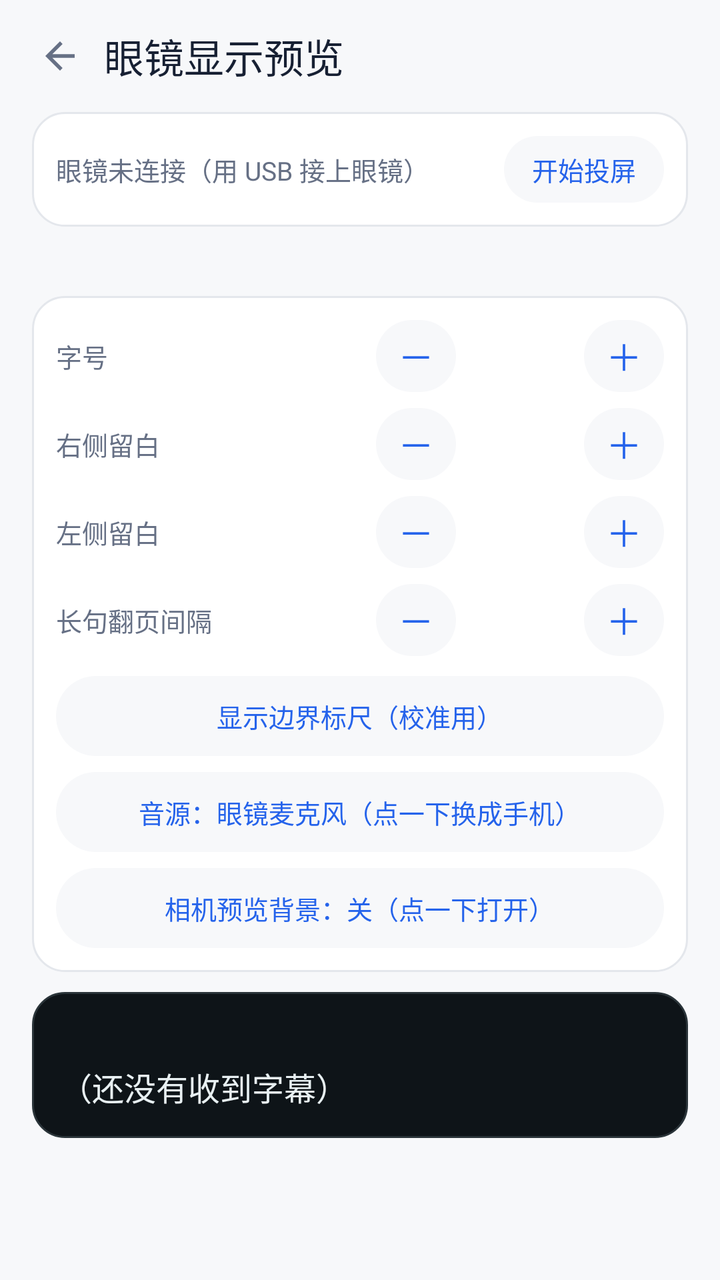
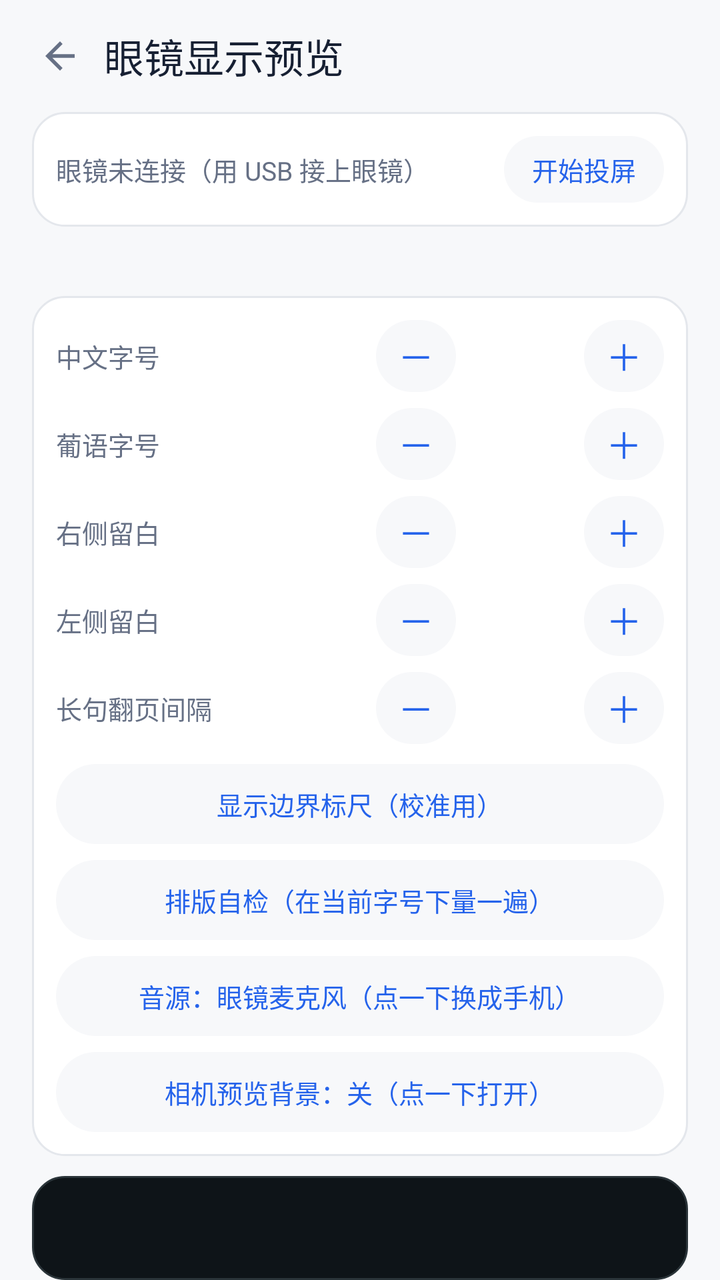

The first picture is an Android layout as it rendered before a commit; the second is the same layout after the commit. The layout source and the unified diff follow.
<!-- AndroidManifest.xml: application theme AppTheme -->
<!-- res/layout/overlay_glasses.xml -->
<?xml version="1.0" encoding="utf-8"?>
<LinearLayout xmlns:android="http://schemas.android.com/apk/res/android"
    android:layout_width="match_parent"
    android:layout_height="match_parent"
    android:background="@color/page"
    android:orientation="vertical">

    <LinearLayout
        android:layout_width="match_parent"
        android:layout_height="56dp"
        android:gravity="center_vertical"
        android:orientation="horizontal"
        android:paddingStart="8dp"
        android:paddingEnd="16dp">

        <ImageView
            android:id="@+id/glassesBack"
            android:layout_width="44dp"
            android:layout_height="44dp"
            android:background="@drawable/tap_icon_bare"
            android:clickable="true"
            android:contentDescription="@string/back"
            android:focusable="true"
            android:padding="11dp"
            android:src="@drawable/ic_back" />

        <TextView
            android:id="@+id/glassesTitle"
            android:layout_width="0dp"
            android:layout_height="wrap_content"
            android:layout_weight="1"
            android:fontFamily="sans-serif-medium"
            android:text="@string/glasses_preview_title"
            android:textColor="@color/ink"
            android:textSize="20sp" />
    </LinearLayout>

    
    <LinearLayout
        android:layout_width="match_parent"
        android:layout_height="wrap_content"
        android:layout_marginStart="16dp"
        android:layout_marginEnd="16dp"
        android:layout_marginBottom="10dp"
        android:background="@drawable/bg_card"
        android:gravity="center_vertical"
        android:orientation="horizontal"
        android:padding="12dp">

        <TextView
            android:id="@+id/glassesRealStatus"
            android:layout_width="0dp"
            android:layout_height="wrap_content"
            android:layout_weight="1"
            android:text="@string/glasses_real_idle"
            android:textColor="@color/ink_soft"
            android:textSize="13sp" />

        <TextView
            android:id="@+id/glassesRealToggle"
            android:layout_width="wrap_content"
            android:layout_height="wrap_content"
            android:background="@drawable/tap_pill"
            android:clickable="true"
            android:focusable="true"
            android:paddingStart="14dp"
            android:paddingTop="7dp"
            android:paddingEnd="14dp"
            android:paddingBottom="7dp"
            android:text="@string/glasses_real_cast"
            android:textColor="@color/brand"
            android:textSize="13sp" />
    </LinearLayout>

    
    <TextView
        android:id="@+id/glassesRealDiag"
        android:layout_width="match_parent"
        android:layout_height="wrap_content"
        android:layout_marginStart="16dp"
        android:layout_marginEnd="16dp"
        android:layout_marginBottom="10dp"
        android:fontFamily="monospace"
        android:textColor="@color/ink_soft"
        android:textSize="11sp" />

    
    <LinearLayout
        android:layout_width="match_parent"
        android:layout_height="wrap_content"
        android:layout_marginStart="16dp"
        android:layout_marginEnd="16dp"
        android:layout_marginBottom="10dp"
        android:background="@drawable/bg_card"
        android:orientation="vertical"
        android:padding="12dp">

        <LinearLayout
            android:layout_width="match_parent"
            android:layout_height="wrap_content"
            android:gravity="center_vertical"
            android:orientation="horizontal">

            <TextView
                android:layout_width="0dp"
                android:layout_height="wrap_content"
                android:layout_weight="1"
                android:text="@string/glasses_tune_font"
                android:textColor="@color/ink_soft"
                android:textSize="13sp" />

            <TextView
                android:id="@+id/glassesFontMinus"
                android:layout_width="40dp"
                android:layout_height="36dp"
                android:background="@drawable/tap_pill"
                android:clickable="true"
                android:focusable="true"
                android:gravity="center"
                android:text="@string/glasses_tune_minus"
                android:textColor="@color/brand"
                android:textSize="18sp" />

            <TextView
                android:id="@+id/glassesFontValue"
                android:layout_width="64dp"
                android:layout_height="wrap_content"
                android:gravity="center"
                android:textColor="@color/ink"
                android:textSize="14sp" />

            <TextView
                android:id="@+id/glassesFontPlus"
                android:layout_width="40dp"
                android:layout_height="36dp"
                android:background="@drawable/tap_pill"
                android:clickable="true"
                android:focusable="true"
                android:gravity="center"
                android:text="@string/glasses_tune_plus"
                android:textColor="@color/brand"
                android:textSize="18sp" />
        </LinearLayout>

        <LinearLayout
            android:layout_width="match_parent"
            android:layout_height="wrap_content"
            android:layout_marginTop="8dp"
            android:gravity="center_vertical"
            android:orientation="horizontal">

            <TextView
                android:layout_width="0dp"
                android:layout_height="wrap_content"
                android:layout_weight="1"
                android:text="@string/glasses_tune_right"
                android:textColor="@color/ink_soft"
                android:textSize="13sp" />

            <TextView
                android:id="@+id/glassesRightMinus"
                android:layout_width="40dp"
                android:layout_height="36dp"
                android:background="@drawable/tap_pill"
                android:clickable="true"
                android:focusable="true"
                android:gravity="center"
                android:text="@string/glasses_tune_minus"
                android:textColor="@color/brand"
                android:textSize="18sp" />

            <TextView
                android:id="@+id/glassesRightValue"
                android:layout_width="64dp"
                android:layout_height="wrap_content"
                android:gravity="center"
                android:textColor="@color/ink"
                android:textSize="14sp" />

            <TextView
                android:id="@+id/glassesRightPlus"
                android:layout_width="40dp"
                android:layout_height="36dp"
                android:background="@drawable/tap_pill"
                android:clickable="true"
                android:focusable="true"
                android:gravity="center"
                android:text="@string/glasses_tune_plus"
                android:textColor="@color/brand"
                android:textSize="18sp" />
        </LinearLayout>

        <LinearLayout
            android:layout_width="match_parent"
            android:layout_height="wrap_content"
            android:layout_marginTop="8dp"
            android:gravity="center_vertical"
            android:orientation="horizontal">

            <TextView
                android:layout_width="0dp"
                android:layout_height="wrap_content"
                android:layout_weight="1"
                android:text="@string/glasses_tune_left"
                android:textColor="@color/ink_soft"
                android:textSize="13sp" />

            <TextView
                android:id="@+id/glassesLeftMinus"
                android:layout_width="40dp"
                android:layout_height="36dp"
                android:background="@drawable/tap_pill"
                android:clickable="true"
                android:focusable="true"
                android:gravity="center"
                android:text="@string/glasses_tune_minus"
                android:textColor="@color/brand"
                android:textSize="18sp" />

            <TextView
                android:id="@+id/glassesLeftValue"
                android:layout_width="64dp"
                android:layout_height="wrap_content"
                android:gravity="center"
                android:textColor="@color/ink"
                android:textSize="14sp" />

            <TextView
                android:id="@+id/glassesLeftPlus"
                android:layout_width="40dp"
                android:layout_height="36dp"
                android:background="@drawable/tap_pill"
                android:clickable="true"
                android:focusable="true"
                android:gravity="center"
                android:text="@string/glasses_tune_plus"
                android:textColor="@color/brand"
                android:textSize="18sp" />
        </LinearLayout>

        
        <LinearLayout
            android:layout_width="match_parent"
            android:layout_height="wrap_content"
            android:layout_marginTop="8dp"
            android:gravity="center_vertical"
            android:orientation="horizontal">

            <TextView
                android:layout_width="0dp"
                android:layout_height="wrap_content"
                android:layout_weight="1"
                android:text="@string/glasses_tune_page_delay"
                android:textColor="@color/ink_soft"
                android:textSize="13sp" />

            <TextView
                android:id="@+id/glassesPageMinus"
                android:layout_width="40dp"
                android:layout_height="36dp"
                android:background="@drawable/tap_pill"
                android:clickable="true"
                android:focusable="true"
                android:gravity="center"
                android:text="@string/glasses_tune_minus"
                android:textColor="@color/brand"
                android:textSize="18sp" />

            <TextView
                android:id="@+id/glassesPageValue"
                android:layout_width="64dp"
                android:layout_height="wrap_content"
                android:gravity="center"
                android:textColor="@color/ink"
                android:textSize="14sp" />

            <TextView
                android:id="@+id/glassesPagePlus"
                android:layout_width="40dp"
                android:layout_height="36dp"
                android:background="@drawable/tap_pill"
                android:clickable="true"
                android:focusable="true"
                android:gravity="center"
                android:text="@string/glasses_tune_plus"
                android:textColor="@color/brand"
                android:textSize="18sp" />
        </LinearLayout>

        
        <LinearLayout
            android:id="@+id/glassesRulerToggle"
            android:layout_width="match_parent"
            android:layout_height="40dp"
            android:layout_marginTop="10dp"
            android:background="@drawable/tap_pill"
            android:clickable="true"
            android:focusable="true"
            android:gravity="center">

            <TextView
                android:id="@+id/glassesRulerLabel"
                android:layout_width="wrap_content"
                android:layout_height="wrap_content"
                android:text="@string/glasses_tune_ruler"
                android:textColor="@color/brand"
                android:textSize="13sp" />
        </LinearLayout>

        
        <LinearLayout
            android:id="@+id/glassesMicToggle"
            android:layout_width="match_parent"
            android:layout_height="40dp"
            android:layout_marginTop="8dp"
            android:background="@drawable/tap_pill"
            android:clickable="true"
            android:focusable="true"
            android:gravity="center">

            <TextView
                android:id="@+id/glassesMicLabel"
                android:layout_width="wrap_content"
                android:layout_height="wrap_content"
                android:text="@string/glasses_mic_source"
                android:textColor="@color/brand"
                android:textSize="13sp" />
        </LinearLayout>

        
        <LinearLayout
            android:id="@+id/glassesCameraToggle"
            android:layout_width="match_parent"
            android:layout_height="40dp"
            android:layout_marginTop="8dp"
            android:background="@drawable/tap_pill"
            android:clickable="true"
            android:focusable="true"
            android:gravity="center">

            <TextView
                android:id="@+id/glassesCameraLabel"
                android:layout_width="wrap_content"
                android:layout_height="wrap_content"
                android:text="@string/glasses_camera_bg"
                android:textColor="@color/brand"
                android:textSize="13sp" />
        </LinearLayout>
    </LinearLayout>

    <LinearLayout
        android:layout_width="match_parent"
        android:layout_height="wrap_content"
        android:layout_marginStart="16dp"
        android:layout_marginEnd="16dp"
        android:background="@drawable/panel_bg"
        android:orientation="vertical"
        android:padding="14dp">

        <TextView
            android:id="@+id/glassesBadge"
            android:layout_width="wrap_content"
            android:layout_height="wrap_content"
            android:layout_marginBottom="8dp"
            android:letterSpacing="0.08"
            android:textColor="@color/screen_ink_dim"
            android:textSize="10sp" />

        <TextView
            android:id="@+id/glassesPanel"
            android:layout_width="match_parent"
            android:layout_height="wrap_content"
            android:fontFamily="monospace"
            android:lineSpacingExtra="6dp"
            android:text="@string/glasses_preview_empty"
            android:textColor="@color/screen_ink"
            android:textSize="16sp" />
    </LinearLayout>

    <TextView
        android:id="@+id/glassesCaption"
        android:layout_width="match_parent"
        android:layout_height="wrap_content"
        android:layout_marginStart="16dp"
        android:layout_marginTop="10dp"
        android:layout_marginEnd="16dp"
        android:textColor="@color/ink_faint"
        android:textSize="12sp" />
</LinearLayout>
<!-- resources referenced by this layout -->
<resources>
  <color name="brand">#2563EB</color>
  <color name="ink">#172033</color>
  <color name="ink_faint">#98A2B3</color>
  <color name="ink_soft">#667085</color>
  <color name="page">#F7F8FA</color>
  <color name="screen_ink">#E8F0F2</color>
  <color name="screen_ink_dim">#7C8B93</color>
  <!-- drawable bg_card (drawable) -->
  <?xml version="1.0" encoding="utf-8"?>
  <shape xmlns:android="http://schemas.android.com/apk/res/android" android:shape="rectangle">
      <solid android:color="@color/surface" />
      <stroke android:width="1dp" android:color="@color/line" />
      <corners android:radius="16dp" />
  </shape>
  <!-- drawable ic_back (drawable) -->
  <?xml version="1.0" encoding="utf-8"?>
  <vector xmlns:android="http://schemas.android.com/apk/res/android"
      android:width="22dp" android:height="22dp"
      android:viewportWidth="24" android:viewportHeight="24">
      <path android:fillColor="@color/ink_soft"
          android:pathData="M20,11H7.83l5.59,-5.59L12,4l-8,8 8,8 1.41,-1.41L7.83,13H20v-2z" />
  </vector>
  <!-- drawable panel_bg (drawable) -->
  <?xml version="1.0" encoding="utf-8"?>
  <shape xmlns:android="http://schemas.android.com/apk/res/android" android:shape="rectangle">
      <solid android:color="@color/screen" />
      <stroke android:width="1dp" android:color="@color/screen_line" />
      <corners android:radius="16dp" />
  </shape>
  <!-- drawable tap_icon_bare (drawable) -->
  <?xml version="1.0" encoding="utf-8"?>
  <ripple xmlns:android="http://schemas.android.com/apk/res/android"
      android:color="@color/ripple_light">
      <item>
          <shape android:shape="oval">
              <solid android:color="#00000000" />
          </shape>
      </item>
  </ripple>
  <!-- drawable tap_pill (drawable) -->
  <?xml version="1.0" encoding="utf-8"?>
  <ripple xmlns:android="http://schemas.android.com/apk/res/android"
      android:color="@color/ripple_light">
      <item android:drawable="@drawable/bg_pill" />
  </ripple>
  <string name="back">返回</string>
  <string name="glasses_camera_bg">相机预览背景：关（点一下打开）</string>
  <string name="glasses_mic_source">音源：眼镜麦克风（点一下换成手机）</string>
  <string name="glasses_preview_empty">（还没有收到字幕）</string>
  <string name="glasses_preview_title">眼镜显示预览</string>
  <string name="glasses_real_cast">开始投屏</string>
  <string name="glasses_real_idle">眼镜未连接（用 USB 接上眼镜）</string>
  <string name="glasses_tune_font">字号</string>
  <string name="glasses_tune_left">左侧留白</string>
  <string name="glasses_tune_minus">－</string>
  <string name="glasses_tune_page_delay">长句翻页间隔</string>
  <string name="glasses_tune_plus">＋</string>
  <string name="glasses_tune_right">右侧留白</string>
  <string name="glasses_tune_ruler">显示边界标尺（校准用）</string>
  <style name="AppTheme" parent="@android:style/Theme.Material.Light.NoActionBar">
          <item name="android:windowBackground">@color/page</item>
          <item name="android:statusBarColor">@color/page</item>
          <item name="android:windowLightStatusBar">true</item>
          <item name="android:navigationBarColor">@color/page</item>
          <item name="android:colorAccent">@color/brand</item>
      </style>
  <color name="surface">#FFFFFF</color>
  <color name="line">#E4E7EC</color>
  <color name="screen">#0E1418</color>
  <color name="screen_line">#2A3439</color>
  <color name="ripple_light">#14000000</color>
  <!-- drawable bg_pill (drawable) -->
  <?xml version="1.0" encoding="utf-8"?>
  <shape xmlns:android="http://schemas.android.com/apk/res/android" android:shape="rectangle">
      <solid android:color="@color/page" />
      <corners android:radius="22dp" />
  </shape>
</resources>

<!-- the commit's change to res/layout/overlay_glasses.xml (unified diff, before → after) -->
@@ -105,12 +105,12 @@
                 android:layout_width="0dp"
                 android:layout_height="wrap_content"
                 android:layout_weight="1"
-                android:text="@string/glasses_tune_font"
+                android:text="@string/glasses_tune_font_zh"
                 android:textColor="@color/ink_soft"
                 android:textSize="13sp" />
 
             <TextView
-                android:id="@+id/glassesFontMinus"
+                android:id="@+id/glassesFontZhMinus"
                 android:layout_width="40dp"
                 android:layout_height="36dp"
                 android:background="@drawable/tap_pill"
@@ -122,7 +122,7 @@
                 android:textSize="18sp" />
 
             <TextView
-                android:id="@+id/glassesFontValue"
+                android:id="@+id/glassesFontZhValue"
                 android:layout_width="64dp"
                 android:layout_height="wrap_content"
                 android:gravity="center"
@@ -130,7 +130,55 @@
                 android:textSize="14sp" />
 
             <TextView
-                android:id="@+id/glassesFontPlus"
+                android:id="@+id/glassesFontZhPlus"
+                android:layout_width="40dp"
+                android:layout_height="36dp"
+                android:background="@drawable/tap_pill"
+                android:clickable="true"
+                android:focusable="true"
+                android:gravity="center"
+                android:text="@string/glasses_tune_plus"
+                android:textColor="@color/brand"
+                android:textSize="18sp" />
+        </LinearLayout>
+
+        <LinearLayout
+            android:layout_width="match_parent"
+            android:layout_height="wrap_content"
+            android:layout_marginTop="8dp"
+            android:gravity="center_vertical"
+            android:orientation="horizontal">
+
+            <TextView
+                android:layout_width="0dp"
+                android:layout_height="wrap_content"
+                android:layout_weight="1"
+                android:text="@string/glasses_tune_font_pt"
+                android:textColor="@color/ink_soft"
+                android:textSize="13sp" />
+
+            <TextView
+                android:id="@+id/glassesFontPtMinus"
+                android:layout_width="40dp"
+                android:layout_height="36dp"
+                android:background="@drawable/tap_pill"
+                android:clickable="true"
+                android:focusable="true"
+                android:gravity="center"
+                android:text="@string/glasses_tune_minus"
+                android:textColor="@color/brand"
+                android:textSize="18sp" />
+
+            <TextView
+                android:id="@+id/glassesFontPtValue"
+                android:layout_width="64dp"
+                android:layout_height="wrap_content"
+                android:gravity="center"
+                android:textColor="@color/ink"
+                android:textSize="14sp" />
+
+            <TextView
+                android:id="@+id/glassesFontPtPlus"
                 android:layout_width="40dp"
                 android:layout_height="36dp"
                 android:background="@drawable/tap_pill"
@@ -303,6 +351,25 @@
                 android:layout_width="wrap_content"
                 android:layout_height="wrap_content"
                 android:text="@string/glasses_tune_ruler"
+                android:textColor="@color/brand"
+                android:textSize="13sp" />
+        </LinearLayout>
+
+        
+        <LinearLayout
+            android:id="@+id/glassesSelfCheck"
+            android:layout_width="match_parent"
+            android:layout_height="40dp"
+            android:layout_marginTop="8dp"
+            android:background="@drawable/tap_pill"
+            android:clickable="true"
+            android:focusable="true"
+            android:gravity="center">
+
+            <TextView
+                android:layout_width="wrap_content"
+                android:layout_height="wrap_content"
+                android:text="@string/glasses_self_check"
                 android:textColor="@color/brand"
                 android:textSize="13sp" />
         </LinearLayout>
<!-- resource entries referenced after the edit -->
@@ -52,7 +52,9 @@
   <string name="glasses_preview_title">眼镜显示预览</string>
   <string name="glasses_real_cast">开始投屏</string>
   <string name="glasses_real_idle">眼镜未连接（用 USB 接上眼镜）</string>
-  <string name="glasses_tune_font">字号</string>
+  <string name="glasses_self_check">排版自检（在当前字号下量一遍）</string>
+  <string name="glasses_tune_font_pt">葡语字号</string>
+  <string name="glasses_tune_font_zh">中文字号</string>
   <string name="glasses_tune_left">左侧留白</string>
   <string name="glasses_tune_minus">－</string>
   <string name="glasses_tune_page_delay">长句翻页间隔</string>
